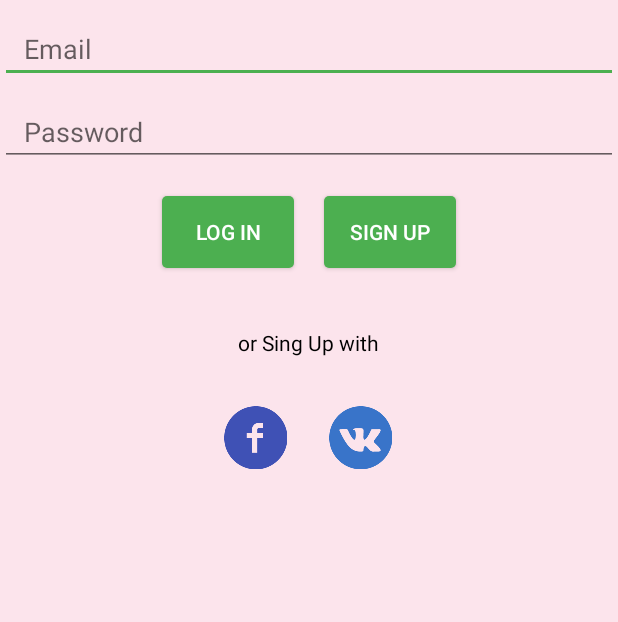
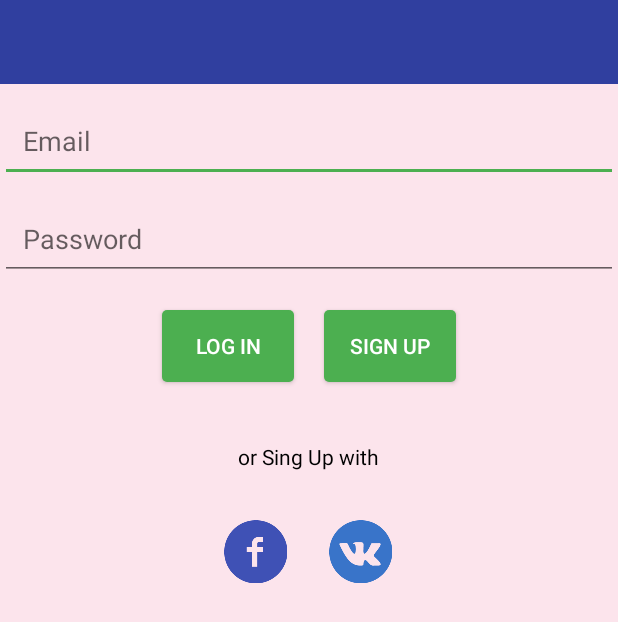
Before and after one commit to AnonUnfeeling/softsocial, an Android app: the layout activity_authorization.xml on its own in the app's theme, with its tools: preview values and no code run, on a phone screen of 412 x 824 dp. Shown: the top 622 px of the screen. Run offline under Robolectric (Android 15) with nearby library versions, the phone set to English and light mode, and no system bars; plain views replace LoginButton.

Commit message:
design reg windows, fix bag in ActionBar an button

```diff
--- a/app/src/main/AndroidManifest.xml
+++ b/app/src/main/AndroidManifest.xml
@@ -14,7 +14,8 @@
         android:icon="@mipmap/ic_launcher"
         android:label="@string/app_name"
         android:supportsRtl="true">
-        <activity android:name=".view.activities.AuthorizationActivity">
+        <activity android:name=".view.activities.AuthorizationActivity"
+            android:theme="@style/AppTheme.NoActionBar">
             <intent-filter>
                 <action android:name="android.intent.action.MAIN" />
 
@@ -29,13 +30,11 @@
                 android:name="android.support.PARENT_ACTIVITY"
                 android:value="jdroidcoder.ua.sgsocialnetwork.sgMessenger.view.activities.AuthorizationActivity" />
         </activity>
-
         <activity android:name="jdroidcoder.ua.sgsocialnetwork.jdroidcoder.activitys.MainActivity"
             android:theme="@style/AppTheme.NoActionBar"/>
         <meta-data
             android:name="com.facebook.sdk.ApplicationId"
             android:value="@string/facebook_app_id" />
-
         <activity
             android:name="com.vk.sdk.VKServiceActivity"
             android:label="ServiceActivity"
--- a/app/src/main/java/jdroidcoder/ua/sgsocialnetwork/sgMessenger/Application.java
+++ b/app/src/main/java/jdroidcoder/ua/sgsocialnetwork/sgMessenger/Application.java
@@ -18,13 +18,11 @@ public class Application extends android.app.Application {
 //        }
 //    };
 
-
     @Override
     public void onCreate() {
         super.onCreate();
         //vkAccessTokenTracker.startTracking();
         VKSdk.initialize(this);
         FacebookSdk.sdkInitialize(this);
-
     }
 }
--- a/app/src/main/res/layout/activity_authorization.xml
+++ b/app/src/main/res/layout/activity_authorization.xml
@@ -1,5 +1,6 @@
 <?xml version="1.0" encoding="utf-8"?>
 <RelativeLayout xmlns:android="http://schemas.android.com/apk/res/android"
+    xmlns:app="http://schemas.android.com/apk/res-auto"
     xmlns:tools="http://schemas.android.com/tools"
     android:id="@+id/activity_main"
     android:layout_width="match_parent"
@@ -7,17 +8,25 @@
     android:background="@color/backgroundColor"
     tools:context=".view.activities.AuthorizationActivity">
 
+    <android.support.v7.widget.Toolbar
+        android:id="@+id/authoToolbar"
+        android:layout_width="match_parent"
+        android:layout_height="?attr/actionBarSize"
+        android:background="@color/colorPrimaryDark"
+        android:clipToPadding="false"
+        app:popupTheme="@style/ThemeOverlay.AppCompat.Dark.ActionBar" />
 
     <EditText
         android:id="@+id/emailOrNumberEditText"
         android:layout_width="match_parent"
         android:layout_height="wrap_content"
-        android:layout_alignParentTop="true"
+        android:layout_below="@id/authoToolbar"
         android:layout_centerHorizontal="true"
         android:layout_marginTop="10dp"
         android:ems="10"
         android:hint="Email"
         android:inputType="textEmailAddress"
+        android:padding="15dp"
         android:paddingLeft="16dp" />
 
     <EditText
@@ -30,6 +39,7 @@
         android:ems="10"
         android:hint="Password"
         android:inputType="textPassword"
+        android:padding="15dp"
         android:paddingLeft="16dp" />
 
     <TextView
@@ -95,7 +105,6 @@
             android:layout_width="wrap_content"
             android:layout_height="wrap_content"
             android:layout_margin="10dp"
-
             android:background="@drawable/send_spam_button_style"
             android:onClick="startRegistrationActivity"
             android:text="@string/singup"
--- a/app/src/main/res/values-v21/styles.xml
+++ b/app/src/main/res/values-v21/styles.xml
@@ -4,6 +4,6 @@
         <item name="windowActionBar">false</item>
         <item name="windowNoTitle">true</item>
         <item name="android:windowDrawsSystemBarBackgrounds">true</item>
-        <item name="android:statusBarColor">@android:color/transparent</item>
+        <item name="android:statusBarColor">@color/colorPrimaryDark</item>
     </style>
 </resources>
```
Also changed, not shown: app/src/main/java/jdroidcoder/ua/sgsocialnetwork/sgMessenger/Consts.java (+0 -8 lines), app/src/main/java/jdroidcoder/ua/sgsocialnetwork/sgMessenger/view/activities/AuthorizationActivity.java (+8 -6 lines), app/src/main/java/jdroidcoder/ua/sgsocialnetwork/sgMessenger/view/activities/RegistrationActivity.java (+45 -43 lines), app/src/main/res/drawable/ic_arrow_back_black_24dp.xml (added, +9 -0 lines), app/src/main/res/drawable/ic_arrow_forward_black_24dp.xml (added, +9 -0 lines), app/src/main/res/drawable/ic_done_black_24dp.xml (added, +9 -0 lines), app/src/main/res/layout/activity_registration.xml (+15 -3 lines), app/src/main/res/menu/menu_registration.xml (+2 -7 lines).
